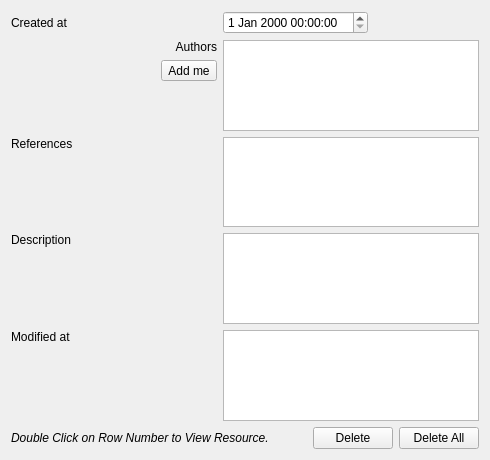
This is copasi/MIRIAMUI/CQMiriamWidget.ui in copasi/COPASI as Qt 5 draws it before an edit. The edited form follows.
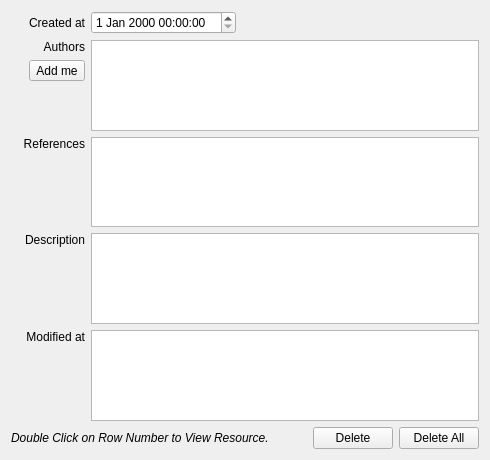
This is the edited form. Custom widgets are drawn as their Qt base class.

Commit message: Bug 2969: Further attempt to fix the layout.

The edit to the form file:
```diff
--- a/copasi/MIRIAMUI/CQMiriamWidget.ui
+++ b/copasi/MIRIAMUI/CQMiriamWidget.ui
@@ -43,9 +43,18 @@
   <layout class="QGridLayout" name="gridLayout">
    <item row="0" column="0">
     <widget class="QLabel" name="mpLblCreated">
+     <property name="sizePolicy">
+      <sizepolicy hsizetype="Minimum" vsizetype="Preferred">
+       <horstretch>0</horstretch>
+       <verstretch>0</verstretch>
+      </sizepolicy>
+     </property>
      <property name="text">
       <string>Created at</string>
      </property>
+     <property name="alignment">
+      <set>Qt::AlignRight|Qt::AlignTrailing|Qt::AlignVCenter</set>
+     </property>
      <property name="wordWrap">
       <bool>false</bool>
      </property>
@@ -78,6 +87,12 @@
     <layout class="QVBoxLayout" name="verticalLayout">
      <item>
       <widget class="QLabel" name="mpLblAuthors">
+       <property name="sizePolicy">
+        <sizepolicy hsizetype="Minimum" vsizetype="Preferred">
+         <horstretch>0</horstretch>
+         <verstretch>0</verstretch>
+        </sizepolicy>
+       </property>
        <property name="text">
         <string>Authors</string>
        </property>
@@ -96,6 +111,9 @@
          <property name="orientation">
           <enum>Qt::Horizontal</enum>
          </property>
+         <property name="sizeType">
+          <enum>QSizePolicy::Preferred</enum>
+         </property>
          <property name="sizeHint" stdset="0">
           <size>
            <width>18</width>
@@ -155,11 +173,17 @@
    </item>
    <item row="2" column="0">
     <widget class="QLabel" name="mpLblReferences">
+     <property name="sizePolicy">
+      <sizepolicy hsizetype="Minimum" vsizetype="Preferred">
+       <horstretch>0</horstretch>
+       <verstretch>0</verstretch>
+      </sizepolicy>
+     </property>
      <property name="text">
       <string>References</string>
      </property>
      <property name="alignment">
-      <set>Qt::AlignTop</set>
+      <set>Qt::AlignRight|Qt::AlignTop|Qt::AlignTrailing</set>
      </property>
      <property name="wordWrap">
       <bool>false</bool>
@@ -190,11 +214,17 @@
    </item>
    <item row="3" column="0">
     <widget class="QLabel" name="mpLblDescription">
+     <property name="sizePolicy">
+      <sizepolicy hsizetype="Minimum" vsizetype="Preferred">
+       <horstretch>0</horstretch>
+       <verstretch>0</verstretch>
+      </sizepolicy>
+     </property>
      <property name="text">
       <string>Description</string>
      </property>
      <property name="alignment">
-      <set>Qt::AlignTop</set>
+      <set>Qt::AlignRight|Qt::AlignTop|Qt::AlignTrailing</set>
      </property>
      <property name="wordWrap">
       <bool>false</bool>
@@ -225,11 +255,17 @@
    </item>
    <item row="4" column="0">
     <widget class="QLabel" name="mpLblModified">
+     <property name="sizePolicy">
+      <sizepolicy hsizetype="Minimum" vsizetype="Preferred">
+       <horstretch>0</horstretch>
+       <verstretch>0</verstretch>
+      </sizepolicy>
+     </property>
      <property name="text">
       <string>Modified at</string>
      </property>
      <property name="alignment">
-      <set>Qt::AlignTop</set>
+      <set>Qt::AlignRight|Qt::AlignTop|Qt::AlignTrailing</set>
      </property>
      <property name="wordWrap">
       <bool>false</bool>
```
